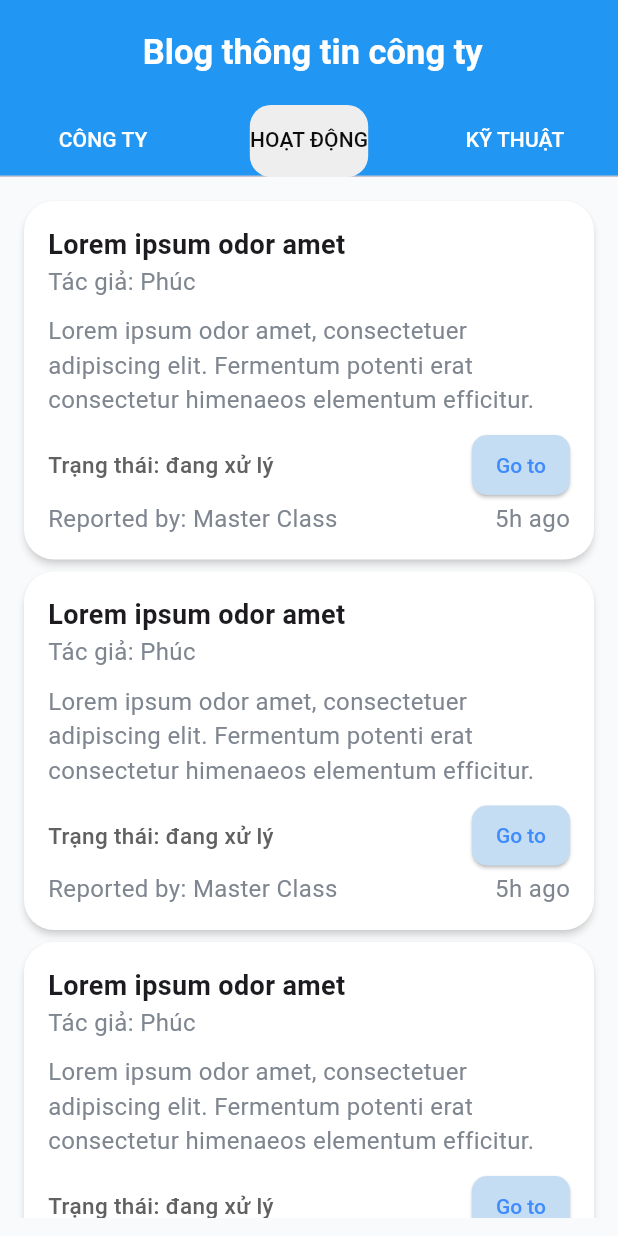
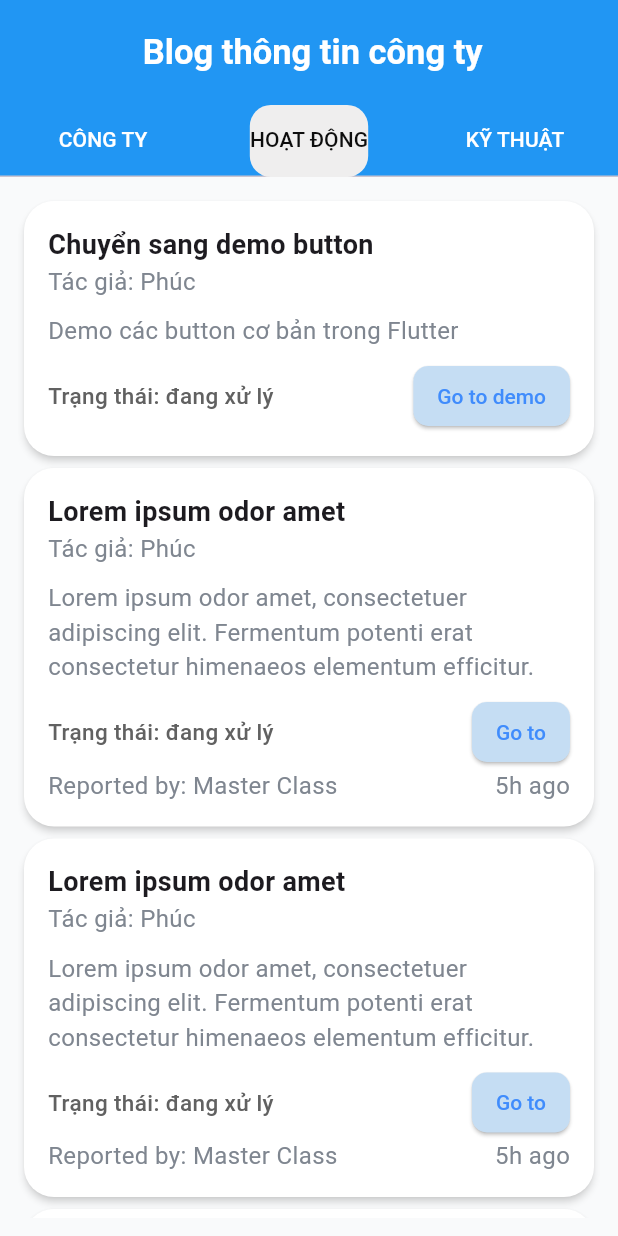
Before and after one commit to PHUONGNAMKEM/FLUTTER_MOBILE_ST4, a Flutter app: the MyAppExample screen opened directly, tab 2 chosen, on a phone screen of 412 x 824 dp. Run offline on Flutter 3.47's test engine with Material 3 defaults, Android fonts, the phone set to English and light mode, and no system bars; our stand-ins replace font_awesome_flutter.

Commit message:
them demo button

```diff
--- a/lib/hoangphuc_blog.dart
+++ b/lib/hoangphuc_blog.dart
@@ -1,5 +1,5 @@
 import 'package:flutter/material.dart';
-
+import 'phuc_demobutton.dart';
 void main() => runApp(MyApp_Blog());
 
 class MyApp_Blog extends StatelessWidget {
@@ -118,7 +118,7 @@ class _MyAppExampleState extends State<MyAppExample> {
                             mainAxisAlignment: MainAxisAlignment.spaceBetween,
                             children: [
                               Text(
-                                "Lorem ipsum odor amet",
+                                "Chuyển sang demo button",
                                 style: TextStyle(fontWeight: FontWeight.w600, fontSize: 18),
                               ),
                             ],
@@ -141,7 +141,7 @@ class _MyAppExampleState extends State<MyAppExample> {
                           crossAxisAlignment: CrossAxisAlignment.start,
                           children: [
                             Text(
-                              "Lorem ipsum odor amet, consectetuer adipiscing elit. Fermentum potenti erat consectetur himenaeos elementum efficitur.",
+                              "Demo các button cơ bản trong Flutter",
                               style: TextStyle(
                                 fontSize: 16,
                                 color: Color.fromRGBO(127, 134, 144, 1),
@@ -161,7 +161,12 @@ class _MyAppExampleState extends State<MyAppExample> {
                                   ),
                                 ),
                                 ElevatedButton(
-                                onPressed: () {},
+                                onPressed: () {
+                                  Navigator.push(
+                                  context,
+                                  MaterialPageRoute(builder: (context)=>ButtonExampleApp())
+                                  );
+                                },
                                 style: ElevatedButton.styleFrom(
                                   backgroundColor: Color.fromRGBO(197, 221, 243, 1),
                                   foregroundColor: Color.fromRGBO(64, 140, 252, 1),
@@ -172,33 +177,12 @@ class _MyAppExampleState extends State<MyAppExample> {
                                   elevation: 1,
                                   textStyle: TextStyle(fontSize: 14, fontWeight: FontWeight.w500),
                                 ),
-                                child: Text("Go to"),
+                                child: Text("Go to demo"),
                               ),
                               ]
                             ),
                           ],
                         ),
-                          Row(
-                            mainAxisAlignment: MainAxisAlignment.spaceBetween,
-                            children: [
-                              Text(
-                                "Reported by: Master Class",
-                                style: TextStyle(
-                                  fontSize: 16,
-                                  color: Color.fromRGBO(127, 134, 144, 1),
-                                  fontWeight: FontWeight.w400,
-                                ),
-                              ),
-                              Text(
-                                "5h ago",
-                                style: TextStyle(
-                                  fontSize: 16,
-                                  color: Color.fromRGBO(127, 134, 144, 1),
-                                  fontWeight: FontWeight.w400,
-                                ),
-                              ),
-                            ],
-                          ),
                         ],
                       ),
                     ),
```
Also changed, not shown: lib/main.dart (+7 -2 lines), lib/phuc_demobutton.dart (added, +47 -0 lines).
